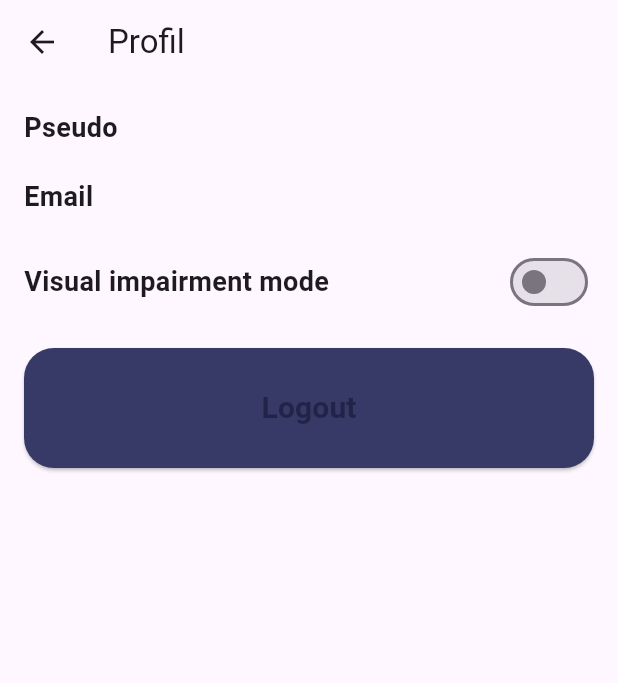
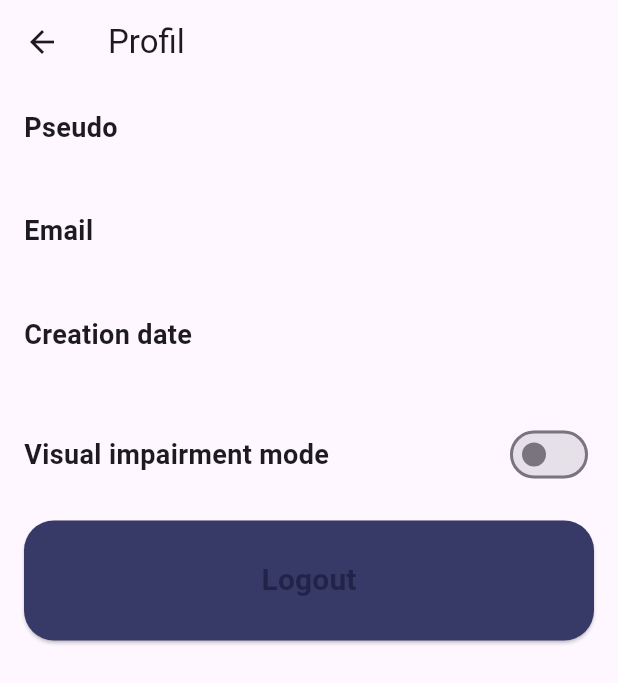
Before and after one commit to Kyky30/HideAndStreet, a Flutter app: the AccountSettingsPage screen opened by its route, on a phone screen of 412 x 824 dp. Shown: the top 683 px of the screen. Run offline on Flutter 3.47's test engine with Material 3 defaults, Android fonts, the phone set to English and light mode, and no system bars; our stand-ins replace figma_squircle, flutter_countdown_timer, flutter_image_compress, flutter_map, geolocator, image_picker and 5 more; missing offline and left inert: flutter_map_location_marker, purchases_flutter, purchases_ui_flutter; accounts and stored records are empty; generated files the repository leaves out were written again.

Commit message:
ajout des infos du compte

```diff
--- a/lib/account_settings.dart
+++ b/lib/account_settings.dart
@@ -15,17 +15,24 @@ class AccountSettingsPage extends StatefulWidget {
 
 class _AccountSettingsPageState extends State<AccountSettingsPage> {
   bool isBlindModeEnabled = false;
+  String username = '';
+  String DateCreation = '';
+  String email = '';
 
   @override
   void initState() {
     super.initState();
-    _loadBlindMode(); // Charge la valeur du mode aveugle au démarrage
+    _loadPreferences(); // Charge la valeur du mode aveugle au démarrage
   }
 
-  _loadBlindMode() async {
+  _loadPreferences() async {
+    SharedPreferences prefs = await SharedPreferences.getInstance();
     bool blindMode = await PreferencesManager.getBlindToggle();
     setState(() {
+      username = prefs.getString('username') ?? ''; // Utilisez la clé correcte
+      DateCreation = prefs.getString('DateCreation') ?? '';
       isBlindModeEnabled = blindMode;
+      email = prefs.getString('email') ?? '';
     });
   }
 
@@ -66,19 +73,28 @@ class _AccountSettingsPageState extends State<AccountSettingsPage> {
               AppLocalizations.of(context)!.usernameLabel,
               style: TextStyle(fontSize: 18, fontWeight: FontWeight.bold),
             ),
-            // Text(
-            //   widget.username,
-            //   style: TextStyle(fontSize: 16),
-            // ),
+            Text(
+              username,
+              style: TextStyle(fontSize: 16),
+            ),
             SizedBox(height: 20),
             Text(
               AppLocalizations.of(context)!.emailLabel,
               style: TextStyle(fontSize: 18, fontWeight: FontWeight.bold),
             ),
-            // Text(
-            //   widget.email,
-            //   style: TextStyle(fontSize: 16),
-            // ),
+            Text(
+              email,
+              style: TextStyle(fontSize: 16),
+            ),
+            SizedBox(height: 20),
+            Text(
+              AppLocalizations.of(context)!.creationDateLabel,
+              style: TextStyle(fontSize: 18, fontWeight: FontWeight.bold),
+            ),
+            Text(
+              DateCreation,
+              style: TextStyle(fontSize: 16),
+            ),
             SizedBox(height: 20),
             Row(
               children: [
--- a/lib/l10n/app_en.arb
+++ b/lib/l10n/app_en.arb
@@ -55,5 +55,6 @@
   "blind_toggle_label": "Visual impairment mode",
   "titre_popup_mdp_pas_insecure": "Password not secure enough !",
   "texte_popup_mdp_pas_insecure": "Your password must contain at least 8 characters, including at least one uppercase letter, one lowercase letter, one number and one special character !",
-  "waitingRoomTitle" : "Waiting room"
+  "waitingRoomTitle" : "Waiting room",
+  "creationDateLabel" : "Creation date"
 }
--- a/lib/l10n/app_fr.arb
+++ b/lib/l10n/app_fr.arb
@@ -264,6 +264,10 @@
     "waitingRoomTitle": "Salle d'attente",
     "@waitingRoomTitle": {
         "description": "Titre de salle d'attente"
+    },
+    "creationDateLabel": "Date de création",
+    "@creationDateLabel": {
+        "description": "Label de date de création"
     }
 
 
--- a/lib/login.dart
+++ b/lib/login.dart
@@ -86,11 +86,10 @@ class _LoginPageState extends State<LoginPage> {
           // Mettez à jour les SharedPreferences avec le statut de connexion
           SharedPreferences prefs = await SharedPreferences.getInstance();
           print(responseData["userId"]);
-          print(responseData["username"]);
-          print(responseData["DateCreation"]);
           prefs.setBool('loggedin', true);
           prefs.setString('userId', responseData["userId"]);
           prefs.setString('username', responseData["username"]);
+          prefs.setString('email', responseData["email"]);
           prefs.setString('DateCreation', responseData["DateCreation"]);
 
           // Effectuer des actions après une connexion réussie
```
